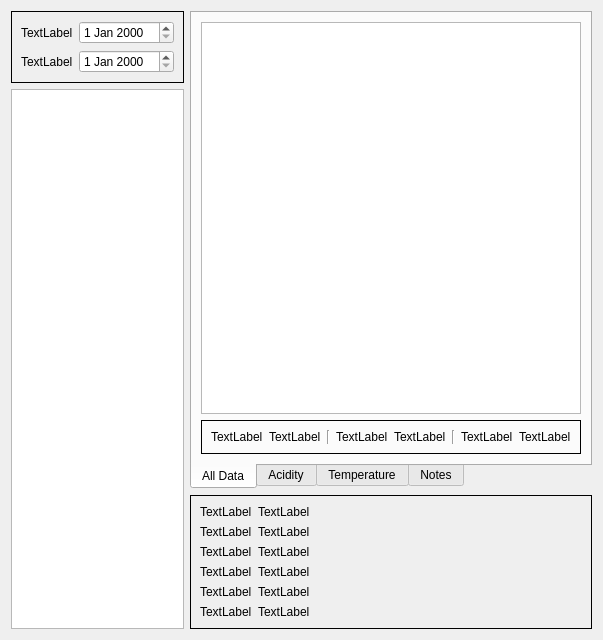
Before: the Qt Designer form components/individualview.ui in rowankp/perfect-pour-over, drawn with Qt 5.
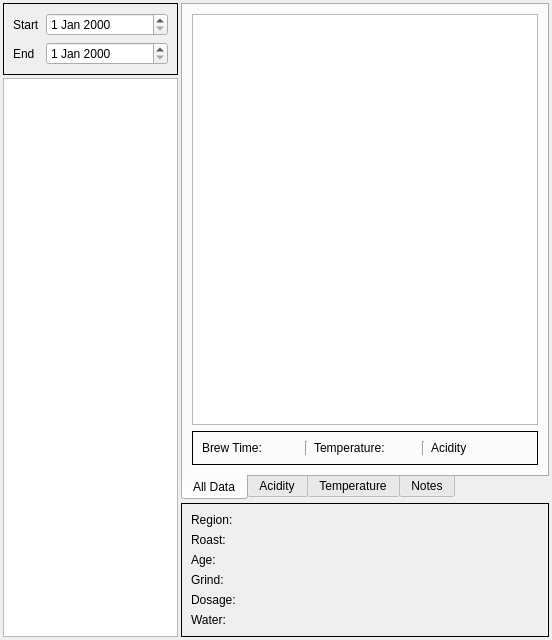
After: the same form once the commit is applied. The open tabs and pages were chosen to show the change. Custom widgets are drawn as their Qt base class.

Commit message: added view button class to signal what type of chart to display

```diff
--- a/components/individualview.ui
+++ b/components/individualview.ui
@@ -14,6 +14,21 @@
    <string>Form</string>
   </property>
   <layout class="QHBoxLayout" name="horizontalLayout_2">
+   <property name="spacing">
+    <number>3</number>
+   </property>
+   <property name="leftMargin">
+    <number>3</number>
+   </property>
+   <property name="topMargin">
+    <number>3</number>
+   </property>
+   <property name="rightMargin">
+    <number>3</number>
+   </property>
+   <property name="bottomMargin">
+    <number>3</number>
+   </property>
    <item>
     <layout class="QVBoxLayout" name="verticalLayout_5">
      <item>
@@ -28,7 +43,7 @@
         <item row="0" column="0">
          <widget class="QLabel" name="label_19">
           <property name="text">
-           <string>TextLabel</string>
+           <string>Start</string>
           </property>
          </widget>
         </item>
@@ -38,7 +53,7 @@
         <item row="1" column="0">
          <widget class="QLabel" name="label_20">
           <property name="text">
-           <string>TextLabel</string>
+           <string>End</string>
           </property>
          </widget>
         </item>
@@ -49,7 +64,20 @@
       </widget>
      </item>
      <item>
-      <widget class="QListWidget" name="listWidget"/>
+      <widget class="QListWidget" name="listWidget">
+       <property name="sizePolicy">
+        <sizepolicy hsizetype="Minimum" vsizetype="Expanding">
+         <horstretch>0</horstretch>
+         <verstretch>0</verstretch>
+        </sizepolicy>
+       </property>
+       <property name="maximumSize">
+        <size>
+         <width>175</width>
+         <height>16777215</height>
+        </size>
+       </property>
+      </widget>
      </item>
     </layout>
    </item>
@@ -69,7 +97,7 @@
         </attribute>
         <layout class="QVBoxLayout" name="verticalLayout">
          <item>
-          <widget class="QGraphicsView" name="graphicsView_2"/>
+          <widget class="QChartView" name="chart_all"/>
          </item>
          <item>
           <widget class="QFrame" name="frame">
@@ -81,16 +109,28 @@
            </property>
            <layout class="QHBoxLayout" name="horizontalLayout">
             <item>
-             <widget class="QLabel" name="label">
+             <widget class="QLabel" name="label_time">
+              <property name="minimumSize">
+               <size>
+                <width>66</width>
+                <height>0</height>
+               </size>
+              </property>
               <property name="text">
-               <string>TextLabel</string>
+               <string>Brew Time:</string>
               </property>
              </widget>
             </item>
             <item>
-             <widget class="QLabel" name="label_2">
+             <widget class="QLabel" name="label_time_input">
+              <property name="minimumSize">
+               <size>
+                <width>25</width>
+                <height>0</height>
+               </size>
+              </property>
               <property name="text">
-               <string>TextLabel</string>
+               <string/>
               </property>
              </widget>
             </item>
@@ -102,16 +142,28 @@
              </widget>
             </item>
             <item>
-             <widget class="QLabel" name="label_3">
+             <widget class="QLabel" name="label_temp">
+              <property name="minimumSize">
+               <size>
+                <width>66</width>
+                <height>0</height>
+               </size>
+              </property>
               <property name="text">
-               <string>TextLabel</string>
+               <string>Temperature:</string>
               </property>
              </widget>
             </item>
             <item>
-             <widget class="QLabel" name="label_4">
+             <widget class="QLabel" name="label_temp_input">
+              <property name="minimumSize">
+               <size>
+                <width>25</width>
+                <height>0</height>
+               </size>
+              </property>
               <property name="text">
-               <string>TextLabel</string>
+               <string/>
               </property>
              </widget>
             </item>
@@ -123,16 +175,28 @@
              </widget>
             </item>
             <item>
-             <widget class="QLabel" name="label_5">
+             <widget class="QLabel" name="label_ph">
+              <property name="minimumSize">
+               <size>
+                <width>66</width>
+                <height>0</height>
+               </size>
+              </property>
               <property name="text">
-               <string>TextLabel</string>
+               <string>Acidity</string>
               </property>
              </widget>
             </item>
             <item>
-             <widget class="QLabel" name="label_6">
+             <widget class="QLabel" name="label_ph_input">
+              <property name="minimumSize">
+               <size>
+                <width>25</width>
+                <height>0</height>
+               </size>
+              </property>
               <property name="text">
-               <string>TextLabel</string>
+               <string/>
               </property>
              </widget>
             </item>
@@ -180,84 +244,84 @@
         <item row="0" column="0">
          <widget class="QLabel" name="label_7">
           <property name="text">
-           <string>TextLabel</string>
+           <string>Region:</string>
           </property>
          </widget>
         </item>
         <item row="0" column="1">
          <widget class="QLabel" name="label_8">
           <property name="text">
-           <string>TextLabel</string>
+           <string/>
           </property>
          </widget>
         </item>
         <item row="1" column="0">
          <widget class="QLabel" name="label_9">
           <property name="text">
-           <string>TextLabel</string>
+           <string>Roast:</string>
           </property>
          </widget>
         </item>
         <item row="1" column="1">
          <widget class="QLabel" name="label_10">
           <property name="text">
-           <string>TextLabel</string>
+           <string/>
           </property>
          </widget>
         </item>
         <item row="2" column="0">
          <widget class="QLabel" name="label_11">
           <property name="text">
-           <string>TextLabel</string>
+           <string>Age:</string>
           </property>
          </widget>
         </item>
         <item row="2" column="1">
          <widget class="QLabel" name="label_12">
           <property name="text">
-           <string>TextLabel</string>
+           <string/>
           </property>
          </widget>
         </item>
         <item row="3" column="0">
          <widget class="QLabel" name="label_13">
           <property name="text">
-           <string>TextLabel</string>
+           <string>Grind:</string>
           </property>
          </widget>
         </item>
         <item row="3" column="1">
          <widget class="QLabel" name="label_14">
           <property name="text">
-           <string>TextLabel</string>
+           <string/>
           </property>
          </widget>
         </item>
         <item row="4" column="0">
          <widget class="QLabel" name="label_15">
           <property name="text">
-           <string>TextLabel</string>
+           <string>Dosage:</string>
           </property>
          </widget>
         </item>
         <item row="4" column="1">
          <widget class="QLabel" name="label_16">
           <property name="text">
-           <string>TextLabel</string>
+           <string/>
           </property>
          </widget>
         </item>
         <item row="5" column="0">
          <widget class="QLabel" name="label_17">
           <property name="text">
-           <string>TextLabel</string>
+           <string>Water:</string>
           </property>
          </widget>
         </item>
         <item row="5" column="1">
          <widget class="QLabel" name="label_18">
           <property name="text">
-           <string>TextLabel</string>
+           <string/>
           </property>
          </widget>
         </item>
@@ -268,6 +332,13 @@
    </item>
   </layout>
  </widget>
+ <customwidgets>
+  <customwidget>
+   <class>QChartView</class>
+   <extends>QGraphicsView</extends>
+   <header location="global">qchartview.h</header>
+  </customwidget>
+ </customwidgets>
  <resources/>
  <connections/>
 </ui>
```
Left out of the diff: 50 changed lines with no effect on the pictures. The commit also changes 10 other files.
